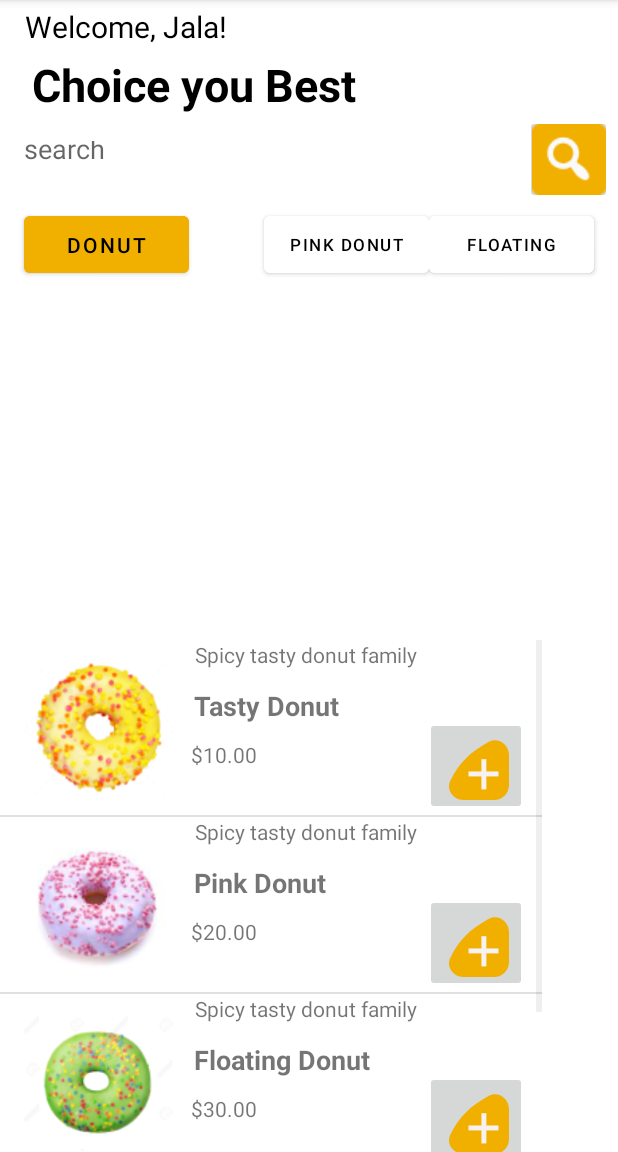
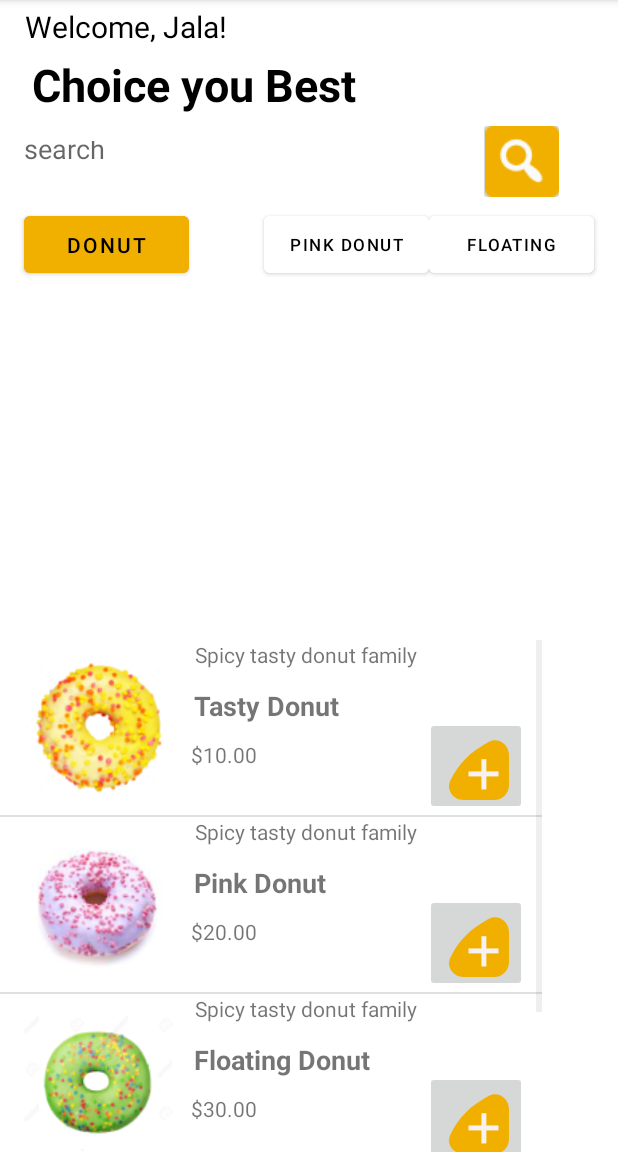
Before and after one commit to thuanhoang111/TBDD_lab5, an Android app: the MainActivity screen opened directly, with no data from a screen before it, on a phone screen of 412 x 824 dp, the part 84-1236 px from its top. Run offline under Robolectric (Android 15) with nearby library versions, the phone set to English and light mode, and no system bars.

```diff
--- a/lab5/app/src/main/java/com/example/lab5/MainActivity.java
+++ b/lab5/app/src/main/java/com/example/lab5/MainActivity.java
@@ -4,13 +4,12 @@ import androidx.appcompat.app.AppCompatActivity;
 
 import android.os.Bundle;
 
-import android.text.Editable;
-import android.text.TextWatcher;
+
 import android.view.View;
 import android.widget.Button;
 import android.widget.EditText;
+import android.widget.ImageButton;
 import android.widget.ListView;
-import android.widget.Toast;
 
 import java.util.ArrayList;
 
@@ -19,8 +18,8 @@ public class MainActivity extends AppCompatActivity {
     DonutAdapter donutAdapter ;
     ArrayList<Donut> donuts ;
     ArrayList<Donut> ArrSearchdonut;
-    Button btnSearch;
-    EditText editextSr;
+    ImageButton btnSearch;
+    EditText txtSearch;
 
 
 
@@ -30,7 +29,6 @@ public class MainActivity extends AppCompatActivity {
         setContentView(R.layout.activity_main);
         lvDonut = findViewById(R.id.listviewdonut);
         donuts = new ArrayList<>();
-        ArrSearchdonut = new ArrayList<>();
         donuts.add( new Donut("Tasty Donut","Spicy tasty donut family","$10.00",R.drawable.donut_yellow_1));
         donuts.add( new Donut("Pink Donut","Spicy tasty donut family","$20.00",R.drawable.tasty_donut_1));
         donuts.add( new Donut("Floating Donut","Spicy tasty donut family","$30.00",R.drawable.green_donut_1));
@@ -38,23 +36,24 @@ public class MainActivity extends AppCompatActivity {
         donutAdapter = new DonutAdapter(this,R.layout.donut1dong,donuts);
 
         lvDonut.setAdapter(donutAdapter);
-//        btnSearch.findViewById(R.id.btnSearch);
-//        editextSr.findViewById(R.id.txtsearch);
-//
-//        btnSearch.setOnClickListener(new View.OnClickListener() {
-//            @Override
-//            public void onClick(View view) {
-//                ArrSearchdonut.clear();
-//                for (Donut donut:donuts) {
-//                    String s = editextSr.getText().toString();
-//                    if(donut.getName().contains(s)){
-//                        ArrSearchdonut.add(donut);
-//                    }
-//                }
-//                lvDonut.setAdapter(new DonutAdapter(MainActivity.this,R.layout.donut1dong,ArrSearchdonut));
-//            }
-//        });
 
+        txtSearch = findViewById(R.id.txtsearch);
+        btnSearch = findViewById(R.id.btnSearch);
+        ArrSearchdonut = new ArrayList<>();
+
+        btnSearch.setOnClickListener(new View.OnClickListener() {
+            @Override
+            public void onClick(View view) {
+                ArrSearchdonut.clear();
+                for(Donut food: donuts) {
+                    String st = txtSearch.getText().toString();
+                    if(food.getName().contains(st)){
+                        ArrSearchdonut.add(food);
+                    }
+                }
+                lvDonut.setAdapter(new DonutAdapter(MainActivity.this, R.layout.donut1dong, ArrSearchdonut));
+            }
+        });
 
 
     }
--- a/lab5/app/src/main/res/layout/activity_main.xml
+++ b/lab5/app/src/main/res/layout/activity_main.xml
@@ -5,21 +5,6 @@
     android:layout_width="match_parent"
     android:layout_height="match_parent"
     tools:context=".MainActivity">
-
-    <!--    <com.google.android.material.textfield.TextInputEditText-->
-<!--        android:id="@+id/textInputEditText"-->
-<!--        android:layout_width="309dp"-->
-<!--        android:layout_height="46dp"-->
-<!--        android:layout_marginTop="104dp"-->
-<!--        android:backgroundTint="@color/white"-->
-<!--        android:hint="search food"-->
-<!--        android:textColor="@color/black"-->
-<!--        android:textStyle="bold"-->
-<!--        app:layout_constraintEnd_toEndOf="parent"-->
-<!--        app:layout_constraintHorizontal_bias="0.176"-->
-<!--        app:layout_constraintStart_toStartOf="parent"-->
-<!--        app:layout_constraintTop_toTopOf="parent" />-->
-
 
     <ListView
         android:id="@+id/listviewdonut"
@@ -46,6 +31,22 @@
         app:layout_constraintTop_toBottomOf="@+id/txtsearch"
         app:layout_constraintVertical_bias="0.062" />
 
+<!--    -->
+<!--    <ImageButton-->
+<!--        android:id="@+id/btnSearch"-->
+<!--        android:layout_width="58dp"-->
+<!--        android:layout_height="59dp"-->
+<!--        android:layout_marginTop="4dp"-->
+<!--        android:layout_marginEnd="4dp"-->
+<!--        android:layout_marginBottom="4dp"-->
+<!--        app:layout_constraintBottom_toTopOf="@+id/button3"-->
+<!--        app:layout_constraintEnd_toEndOf="parent"-->
+<!--        app:layout_constraintHorizontal_bias="1.0"-->
+<!--        app:layout_constraintStart_toEndOf="@+id/txtsearch"-->
+<!--        app:layout_constraintTop_toBottomOf="@+id/textView2"-->
+<!--        app:layout_constraintVertical_bias="0.692"-->
+<!--        app:srcCompat="@drawable/group_18" />-->
+
     <ImageButton
         android:id="@+id/btnSearch"
         android:layout_width="58dp"
@@ -53,13 +54,16 @@
         android:layout_marginTop="4dp"
         android:layout_marginEnd="4dp"
         android:layout_marginBottom="4dp"
+
         app:layout_constraintBottom_toTopOf="@+id/button3"
         app:layout_constraintEnd_toEndOf="parent"
-        app:layout_constraintHorizontal_bias="1.0"
+        app:layout_constraintHorizontal_bias="0.474"
         app:layout_constraintStart_toEndOf="@+id/txtsearch"
         app:layout_constraintTop_toBottomOf="@+id/textView2"
-        app:layout_constraintVertical_bias="0.692"
-        app:srcCompat="@drawable/group_18" />
+        app:layout_constraintVertical_bias="0.428"
+        app:srcCompat="@drawable/group_18"
+
+        />
 
     <Button
         android:id="@+id/button2"
--- a/lab5/app/src/main/res/layout/donut1dong.xml
+++ b/lab5/app/src/main/res/layout/donut1dong.xml
@@ -32,7 +32,8 @@
         app:layout_constraintEnd_toEndOf="parent"
         app:layout_constraintHorizontal_bias="0.0"
         app:layout_constraintStart_toStartOf="@+id/imgPicture"
-        tools:layout_editor_absoluteY="316dp" />
+        tools:layout_editor_absoluteY="316dp"
+        tools:ignore="MissingConstraints" />
 
     <TextView
         android:id="@+id/txtName"
```
